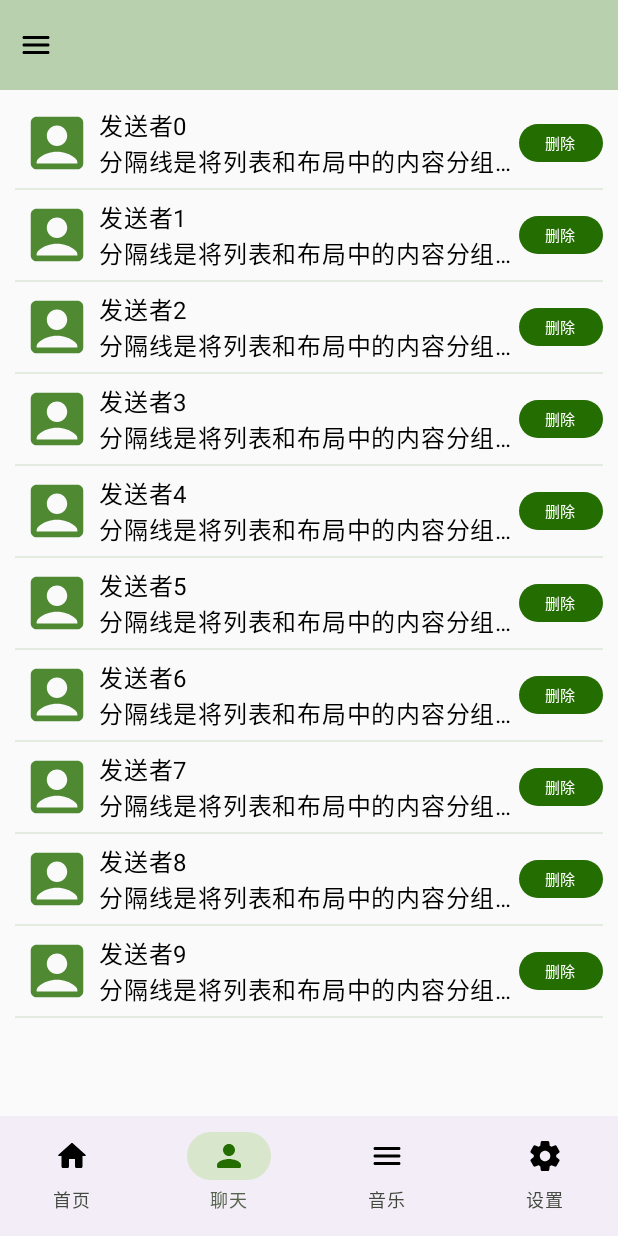
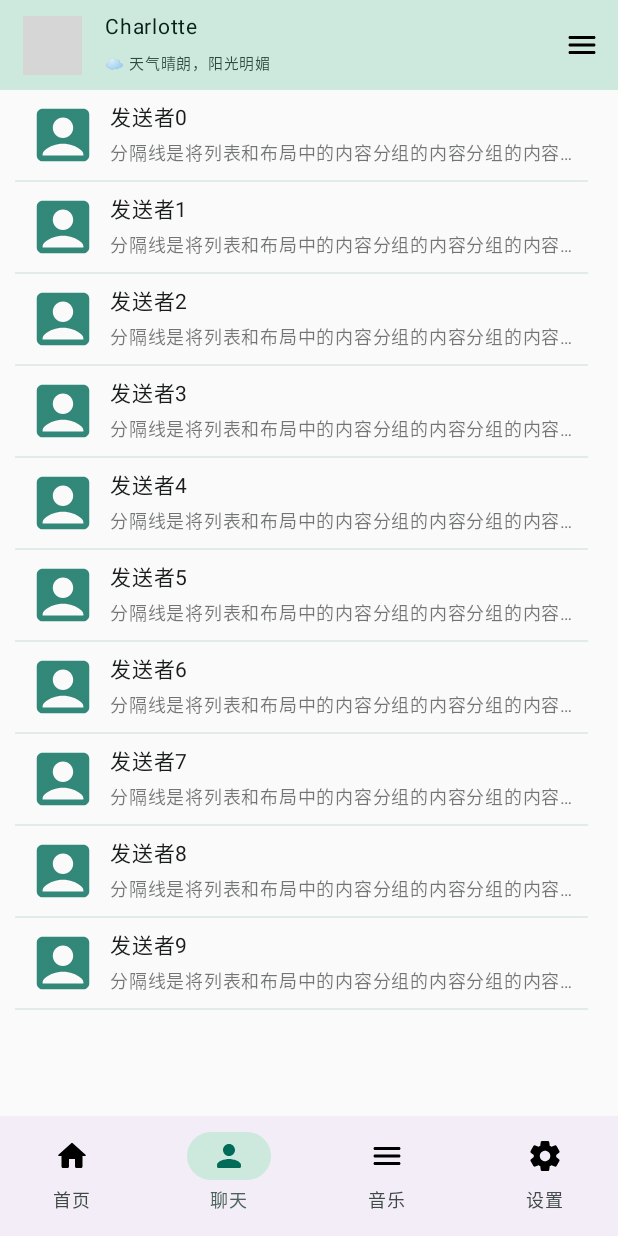
Before and after one commit to Charlottenpl/WhiteBear, an Android app built with Jetpack Compose: the screen it shows after launch (MainActivity), item 2 of the bottom bar chosen, on a phone screen of 412 x 824 dp. Run offline under Robolectric (Android 15) with nearby library versions, the phone set to English and light mode, and no system bars; our stand-ins replace accompanist; pictures from the network do not load; grey boxes are pictures that could not be loaded.

Commit message:
feat：添加在线加载图片

```diff
--- a/app/build.gradle
+++ b/app/build.gradle
@@ -72,4 +72,7 @@ dependencies {
     implementation "com.google.accompanist:accompanist-insets-ui:0.15.0"
     implementation "com.google.accompanist:accompanist-systemuicontroller:0.15.0"
 
+    //coil
+    implementation("io.coil-kt:coil-compose:2.2.2")
+
 }
--- a/app/src/main/java/com/sky/whitebear/MainActivity.kt
+++ b/app/src/main/java/com/sky/whitebear/MainActivity.kt
@@ -35,7 +35,7 @@ class MainActivity : ComponentActivity() {
         WindowCompat.setDecorFitsSystemWindows(window, false)//false 则内容进入状态栏
         setContent {
                 rememberSystemUiController().setStatusBarColor(
-                    Color.Transparent, darkIcons = setting_theme_id != theme_dark)
+                    Color.Transparent, darkIcons = model.setting_theme_id != theme_dark)
                     Column() {
                         getStatusBarHeigh()
                         skyView()
@@ -68,7 +68,7 @@ fun getStatusBarHeigh(){
 @Preview(showBackground = true)
 @Composable
 fun skyView() {
-    WhiteBearTheme(type = setting_theme_id) {
+    WhiteBearTheme(type = model.setting_theme_id) {
         Column(Modifier.fillMaxSize()) {
             var viewModel: SkyViewModel = viewModel()
 
--- a/app/src/main/java/com/sky/whitebear/SkyViewModel.kt
+++ b/app/src/main/java/com/sky/whitebear/SkyViewModel.kt
@@ -7,6 +7,9 @@ import androidx.compose.runtime.setValue
 import androidx.compose.ui.unit.dp
 import androidx.lifecycle.ViewModel
 import com.sky.whitebear.date.bean.ChatDate
+import com.sky.whitebear.date.bean.User
+import com.sky.whitebear.date.nav_chat
+import com.sky.whitebear.date.theme_spring
 
 /**
  *
@@ -15,22 +18,27 @@ import com.sky.whitebear.date.bean.ChatDate
  */
 
 class SkyViewModel : ViewModel() {
-    var selectId by mutableStateOf(0)        //当前选中Nav id
+    /**
+     * Basic Date
+     */
+    var selectId by mutableStateOf(nav_chat)        //当前选中Nav id
 
-    //sys setting
+    /**
+     * User Info
+     */
+    var user by mutableStateOf(User()) //当前用户信息
+
+    /**
+     * System Setting
+     */
     var status_bar_heigh by mutableStateOf(0.dp) //系统栏高度
+    var setting_is_system_dark by mutableStateOf(true) //是否跟随系统夜间模式
+    var setting_theme_id by mutableStateOf(theme_spring) //当前主题
 
-    //Chat
+    /**
+     * Chat Model
+     */
     var chatList:MutableList<ChatDate> = mutableStateListOf()
-
-    fun addChatData(chatData: ChatDate) {
-        chatList.add(chatData)
-    }
-
-    fun delChatDate(index:Int){
-        chatList.removeAt(index)
-    }
-
     fun delChatDateLast(){
         chatList.removeLast()
     }
--- a/app/src/main/java/com/sky/whitebear/date/Constant.kt
+++ b/app/src/main/java/com/sky/whitebear/date/Constant.kt
@@ -26,7 +26,7 @@ var theme_winter  = 6
 
 //setting
 var setting_is_system_dark = true; //是否跟随系统夜间模式
-var setting_theme_id = 4; //当前主题
+var setting_theme_id = 5; //当前主题
 
 
 //chat status
--- a/app/src/main/java/com/sky/whitebear/date/bean/ChatDate.kt
+++ b/app/src/main/java/com/sky/whitebear/date/bean/ChatDate.kt
@@ -1,7 +1,7 @@
 package com.sky.whitebear.date.bean
 
 /**
- *
+ * 消息类
  * @author: charlotte
  * @date: 2023/3/19
  */
--- /dev/null
+++ b/app/src/main/java/com/sky/whitebear/date/bean/User.kt
@@ -0,0 +1,14 @@
+package com.sky.whitebear.date.bean
+
+/**
+ * 用户类
+ * @author: charlotte
+ * @date: 2023/3/19
+ */
+class User {
+    var id: Int = 0
+    var userName:String = ""
+    var avatar: String = "" //头像url
+    var created: Long = 0  //注册时间
+    var status: Int = 0  //当前状态
+}
--- a/app/src/main/java/com/sky/whitebear/pages/ChatView.kt
+++ b/app/src/main/java/com/sky/whitebear/pages/ChatView.kt
@@ -1,20 +1,24 @@
 package com.sky.whitebear
 
-import androidx.compose.foundation.Image
-import androidx.compose.foundation.background
+import androidx.compose.foundation.*
 import androidx.compose.foundation.layout.*
 import androidx.compose.foundation.lazy.LazyColumn
 import androidx.compose.foundation.lazy.itemsIndexed
+import androidx.compose.foundation.shape.CircleShape
+import androidx.compose.foundation.shape.RoundedCornerShape
+import androidx.compose.material.ExperimentalMaterialApi
 import androidx.compose.material.icons.Icons
 import androidx.compose.material.icons.filled.MoreVert
 import androidx.compose.material.icons.outlined.Edit
 import androidx.compose.material.icons.outlined.Email
 import androidx.compose.material.icons.outlined.Settings
 import androidx.compose.material.icons.rounded.*
+import androidx.compose.material.rememberSwipeableState
 import androidx.compose.material3.*
 import androidx.compose.runtime.*
 import androidx.compose.ui.Alignment
 import androidx.compose.ui.Modifier
+import androidx.compose.ui.draw.clip
 import androidx.compose.ui.graphics.Color
 import androidx.compose.ui.text.style.TextAlign
 import androidx.compose.ui.text.style.TextOverflow
@@ -23,6 +27,7 @@ import androidx.compose.ui.unit.dp
 import androidx.compose.ui.unit.sp
 import androidx.lifecycle.ViewModelProvider
 import androidx.lifecycle.viewmodel.compose.viewModel
+import coil.compose.AsyncImage
 import com.google.accompanist.insets.statusBarsHeight
 import com.sky.whitebear.date.bean.ChatDate
 import com.sky.whitebear.date.chat_text
@@ -39,7 +44,7 @@ object ChatView{
         for (i in i + 1..i+10){
             val chat = ChatDate()
             chat.id = i
-            chat.msg = "分隔线是将列表和布局中的内容分组的细线。$i"
+            chat.msg = "分隔线是将列表和布局中的内容分组的内容分组的内容分组的细线。$i"
             chat.msgStatus = chat_text
             chatList.add(chat)
         }
@@ -52,7 +57,7 @@ object ChatView{
 fun chat(){
     val chat = ChatDate()
     chat.id = 2
-    chat.msg = "分隔线是将列表和布局中的内容分组列表和布局中的内容分组列表和布局中的内容分组的细线。"
+    chat.msg = "分隔线是将列表和布局中的内容分组列表和布局中的内容分组列表和布局中的内容分组的细线列表和布局中的内容分组的细线。"
     chat.msgStatus = chat_text
     model.chatList.add(chat)
 
@@ -69,31 +74,36 @@ fun chatView( modifier: Modifier = Modifier){
     Spacer(modifier = Modifier
         .height(model.status_bar_heigh)
         .fillMaxWidth()
-        .background(MaterialTheme.colorScheme.primary.copy(0.3f))) //占位
+        .background(MaterialTheme.colorScheme.secondaryContainer)) //占位
     Row(modifier = Modifier
         .height(60.dp)
+        .padding(0.dp, 0.dp, 0.dp, 0.dp)
         .fillMaxWidth()
-        .background(MaterialTheme.colorScheme.primary.copy(0.3f)), horizontalArrangement = Arrangement.SpaceBetween) {
+        .background(MaterialTheme.colorScheme.secondaryContainer), horizontalArrangement = Arrangement.SpaceBetween) {
 
-//        IconButton(modifier = Modifier.height(60.dp),onClick = { /*TODO*/ },) {
-//            Icon(
-//                imageVector = Icons.Rounded.Search,
-//                modifier = Modifier,
-//                contentDescription = "个人信息",
-//                tint = MaterialTheme.colorScheme.primary.copy(0.8f)
-//            )
-//        }
+        ChatUserInfo()
         ChatDropMenu()
     }
     Column(modifier = modifier.fillMaxWidth()) {
-        LazyColumn (modifier = modifier.fillMaxSize(), contentPadding = PaddingValues(0.dp,5.dp)){
+        LazyColumn (modifier = modifier.fillMaxSize(), contentPadding = PaddingValues(0.dp,0.dp)){
             itemsIndexed(chatList, key = { index, item ->
                 // 可以使用 item 的某个属性或哈希码作为键
                 index
             }) { index, item ->
                 // view
-                ChatItem(chat = item)
+                Row(
+                    Modifier.fillMaxWidth()) {
+                    Box(
+                        Modifier
+                            .fillParentMaxWidth()
+                            .clickable {
+                                //TODO 打开详情页...
 
+                            }) {
+                        ChatItem(chat = item)
+                    }
+
+                }
             }
         }
     }
@@ -147,19 +157,40 @@ fun ChatDropMenu(){
 
 @Composable
 fun ChatUserInfo(){
-    Image(bitmap = , contentDescription = "userInfo")
+    Row(modifier = Modifier, verticalAlignment = Alignment.CenterVertically) {
+        Column(
+            Modifier
+                .padding(10.dp, 0.dp, 0.dp, 0.dp)
+                .height(60.dp)
+                .width(60.dp), verticalArrangement = Arrangement.Center) {
+            //从网络加载图片就只能使用第三方库了
+            AsyncImage(
+                modifier = Modifier
+                    .width(50.dp)
+                    .height(50.dp)
+                    .padding(5.dp)
+                    .clip(RoundedCornerShape(40.dp))
+                    .background(MaterialTheme.colorScheme.tertiaryContainer),
+                model = "https://images.cnblogs.com/cnblogs_com/charlottepl/1676587/o_200321060715%E5%93%A6%E5%90%BC.png",
+                contentDescription = "user_img"
+            )
+        }
+
+        //用户名称等信息
+        Column() {
+            Text(text = "Charlotte", fontSize = 14.sp, color = MaterialTheme.colorScheme.onSecondaryContainer, maxLines = 1, overflow = TextOverflow.Ellipsis)
+            Text(text = "☁️ 天气晴朗，阳光明媚", fontSize = 10.sp, color = MaterialTheme.colorScheme.onSecondaryContainer.copy(0.8f), maxLines = 1, overflow = TextOverflow.Ellipsis)
+        }
+    }
+
 }
 
 
+@OptIn(ExperimentalMaterialApi::class)
 @Composable
 fun ChatItem(chat: ChatDate){
-//    var msg = chat.msg
-//    var show_msg = if (msg.length > 10){
-//        msg.substring(0,10) + "..."
-//    }else{
-//        msg
-//    }
-    Column(Modifier.padding(10.dp,0.dp)) {
+
+    Column(Modifier.padding(10.dp,0.dp, 20.dp,0.dp)) {
         Row(modifier = Modifier
             .height(60.dp)
             .padding(0.dp, 3.dp)
@@ -180,22 +211,21 @@ fun ChatItem(chat: ChatDate){
             Column(modifier = Modifier
                 .width(0.dp)
                 .weight(5f)) {
-                Text(text = "发送者${chat.id}")
-                Text(text = chat.msg, maxLines = 1, overflow = TextOverflow.Ellipsis) //如果文字溢出则显示省略号
+                Text(text = "发送者${chat.id}", fontSize = 14.sp, color = MaterialTheme.colorScheme.onBackground, maxLines = 1, overflow = TextOverflow.Ellipsis)
+                Text(text = chat.msg, fontSize = 12.sp, color = MaterialTheme.colorScheme.onBackground.copy(0.6f), maxLines = 1, overflow = TextOverflow.Ellipsis) //如果文字溢出则显示省略号
             }
-            Button(modifier = Modifier
-                .height(25.dp)
-                .padding(0.dp)
-                .width(0.dp)
-                .weight(1f),
-                contentPadding = PaddingValues(5.dp,2.dp),
-                onClick = {
-                    model.delChatDateLast()
-                    println("剩余数量"+model.chatList.size)
-                    model.status_bar_heigh = 2.dp
-                },) {
-                Text(text = "删除", fontSize = 10.sp)
-            }
+//            Button(modifier = Modifier
+//                .height(25.dp)
+//                .padding(0.dp)
+//                .width(0.dp)
+//                .weight(1f),
+//                contentPadding = PaddingValues(5.dp,2.dp),
+//                onClick = {
+//                    model.delChatDateLast()
+//                    println("剩余数量"+model.chatList.size)
+//                },) {
+//                Text(text = "删除", fontSize = 10.sp)
+//            }
         }
         Divider(thickness = 1.dp, color = MaterialTheme.colorScheme.primary.copy(0.1f), modifier = Modifier)
     }
--- a/app/src/main/java/com/sky/whitebear/ui/theme/Theme.kt
+++ b/app/src/main/java/com/sky/whitebear/ui/theme/Theme.kt
@@ -37,7 +37,7 @@ fun WhiteBearTheme(type: Int = 1, darkTheme: Boolean = isSystemInDarkTheme(), co
 //        content = content
 //    )
 
-    if (darkTheme && setting_is_system_dark) {
+    if (darkTheme && model.setting_is_system_dark) {
         //Dark
         MaterialTheme(
             colorScheme = darkColorScheme(),
```
